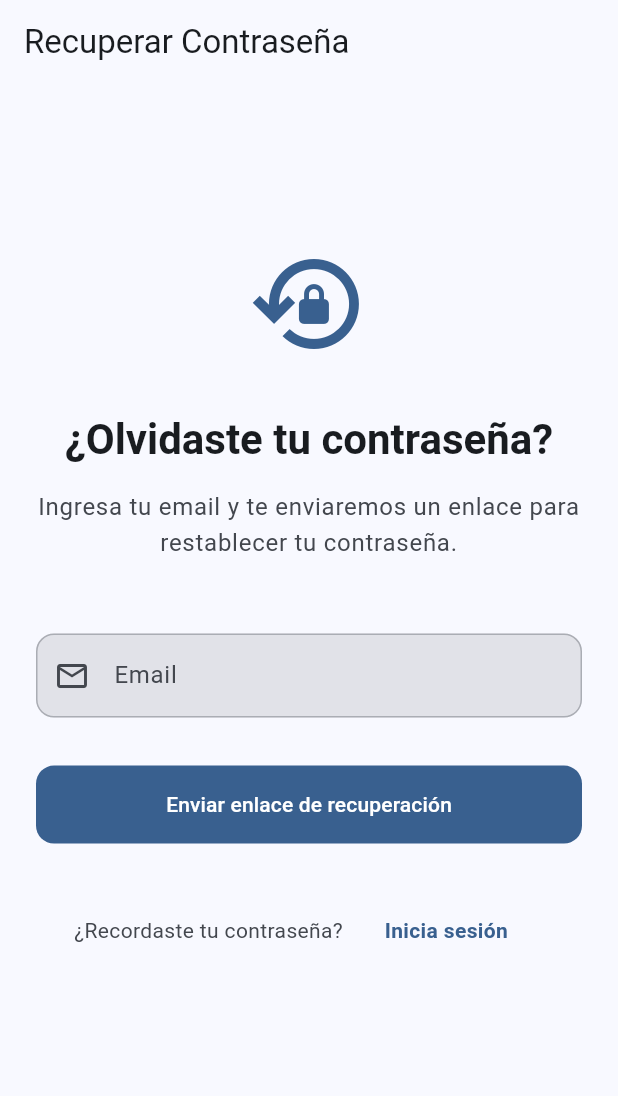
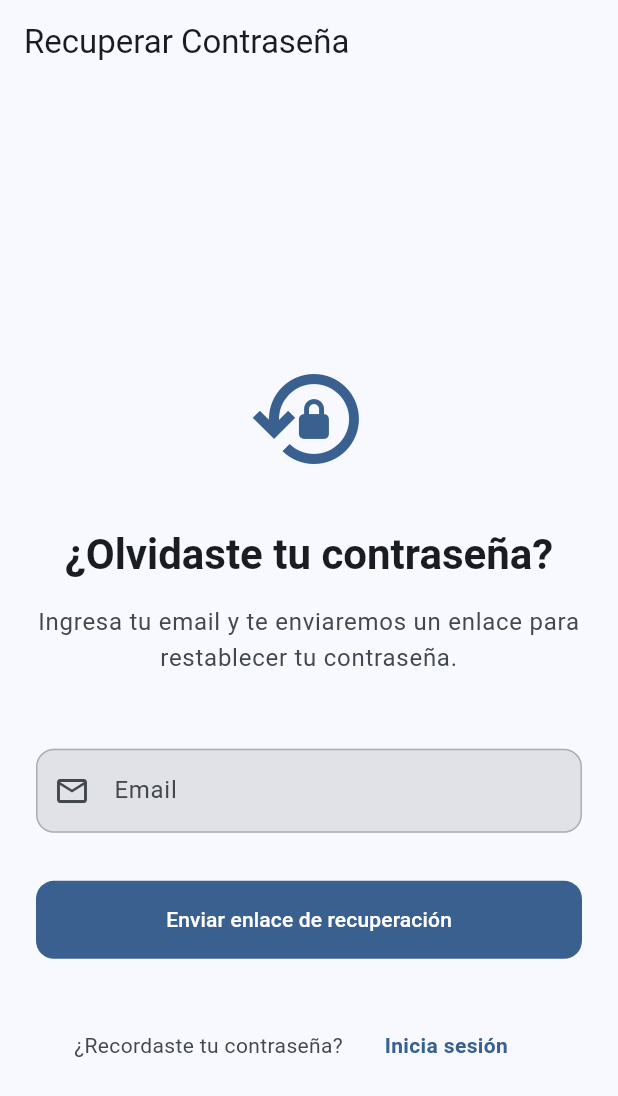
Before and after one commit to Patxito17/playing_tracker_app, a Flutter app: the ForgotPasswordScreen screen opened by its route, on a phone screen of 412 x 824 dp. Shown: the top 1096 px of the screen. Run offline on Flutter 3.47's test engine with Material 3 defaults, Android fonts, the phone set to English and light mode, and no system bars; our stand-ins replace go_router, google_fonts.

```diff
--- a/lib/features/auth/presentation/screens/forgot_password_screen.dart
+++ b/lib/features/auth/presentation/screens/forgot_password_screen.dart
@@ -78,6 +78,9 @@ class _ForgotPasswordScreenState extends State<ForgotPasswordScreen> {
     return Scaffold(
       appBar: const CustomAppBar(title: AuthStrings.forgotPasswordTitle),
       body: SafeArea(
+        child: Center(
+          child: ConstrainedBox(
+            constraints: const BoxConstraints(maxWidth: 600),
             child: SingleChildScrollView(
               padding: const EdgeInsets.all(AppSpacing.l),
               child: Column(
@@ -122,7 +125,9 @@ class _ForgotPasswordScreenState extends State<ForgotPasswordScreen> {
                       padding: const EdgeInsets.all(AppSpacing.l),
                       decoration: BoxDecoration(
                         color: context.colorScheme.primaryContainer,
-                    borderRadius: BorderRadius.circular(AppBorderRadius.large),
+                        borderRadius: BorderRadius.circular(
+                          AppBorderRadius.large,
+                        ),
                       ),
                       child: Column(
                         children: [
@@ -203,7 +208,7 @@ class _ForgotPasswordScreenState extends State<ForgotPasswordScreen> {
                         ),
                       ),
                       TextButton(
-                    onPressed: () => context.go('/login'),
+                        onPressed: () => context.pop(),
                         child: Text(
                           AuthStrings.loginLink,
                           style: context.textTheme.bodyMedium?.copyWith(
@@ -218,6 +223,8 @@ class _ForgotPasswordScreenState extends State<ForgotPasswordScreen> {
               ),
             ),
           ),
+        ),
+      ),
     );
   }
 }
```
Also changed, not shown: lib/features/auth/presentation/screens/login_screen.dart (+7 -2 lines), lib/features/auth/presentation/screens/register_screen.dart (+9 -2 lines). Lines whose indentation alone changed are shown as unchanged.
